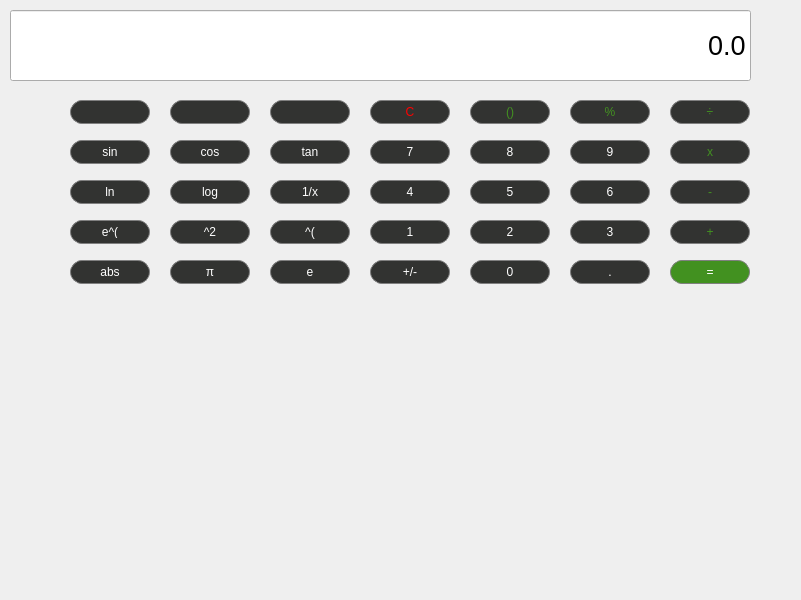
This is calculator/calculator.ui in jannadungao/EECS-348-Group-22 as Qt 5 draws it before an edit. The edited form follows.
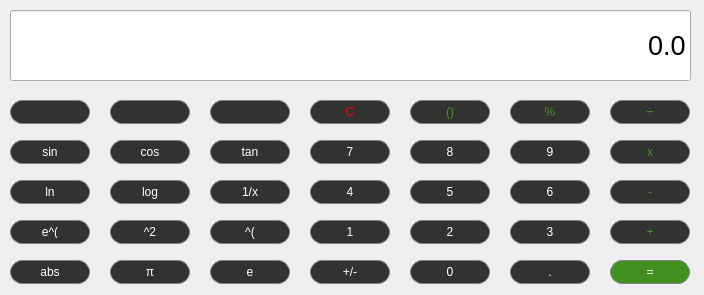
This is the edited form. Icons and pictures are not drawn.

Diff of the .ui file:
```diff
--- a/calculator/calculator.ui
+++ b/calculator/calculator.ui
@@ -6,8 +6,8 @@
    <rect>
     <x>0</x>
     <y>0</y>
-    <width>801</width>
-    <height>600</height>
+    <width>704</width>
+    <height>295</height>
    </rect>
   </property>
   <property name="windowTitle">
@@ -19,7 +19,7 @@
      <rect>
       <x>10</x>
       <y>10</y>
-      <width>741</width>
+      <width>681</width>
       <height>71</height>
      </rect>
     </property>
@@ -54,7 +54,7 @@
    <widget class="QPushButton" name="Multiply">
     <property name="geometry">
      <rect>
-      <x>670</x>
+      <x>610</x>
       <y>140</y>
       <width>80</width>
       <height>24</height>
@@ -91,7 +91,7 @@
    <widget class="QPushButton" name="ClearButton">
     <property name="geometry">
      <rect>
-      <x>370</x>
+      <x>310</x>
       <y>100</y>
       <width>80</width>
       <height>24</height>
@@ -128,7 +128,7 @@
    <widget class="QPushButton" name="Prentheseses">
     <property name="geometry">
      <rect>
-      <x>470</x>
+      <x>410</x>
       <y>100</y>
       <width>80</width>
       <height>24</height>
@@ -165,7 +165,7 @@
    <widget class="QPushButton" name="Percent">
     <property name="geometry">
      <rect>
-      <x>570</x>
+      <x>510</x>
       <y>100</y>
       <width>80</width>
       <height>24</height>
@@ -202,7 +202,7 @@
    <widget class="QPushButton" name="Divide">
     <property name="geometry">
      <rect>
-      <x>670</x>
+      <x>610</x>
       <y>100</y>
       <width>80</width>
       <height>24</height>
@@ -239,7 +239,7 @@
    <widget class="QPushButton" name="Subtract">
     <property name="geometry">
      <rect>
-      <x>670</x>
+      <x>610</x>
       <y>180</y>
       <width>80</width>
       <height>24</height>
@@ -276,7 +276,7 @@
    <widget class="QPushButton" name="Add">
     <property name="geometry">
      <rect>
-      <x>670</x>
+      <x>610</x>
       <y>220</y>
       <width>80</width>
       <height>24</height>
@@ -313,7 +313,7 @@
    <widget class="QPushButton" name="Equals">
     <property name="geometry">
      <rect>
-      <x>670</x>
+      <x>610</x>
       <y>260</y>
       <width>80</width>
       <height>24</height>
@@ -350,7 +350,7 @@
    <widget class="QPushButton" name="Button8">
     <property name="geometry">
      <rect>
-      <x>470</x>
+      <x>410</x>
       <y>140</y>
       <width>80</width>
       <height>24</height>
@@ -388,7 +388,7 @@
    <widget class="QPushButton" name="Button9">
     <property name="geometry">
      <rect>
-      <x>570</x>
+      <x>510</x>
       <y>140</y>
       <width>80</width>
       <height>24</height>
@@ -426,7 +426,7 @@
    <widget class="QPushButton" name="Button7">
     <property name="geometry">
      <rect>
-      <x>370</x>
+      <x>310</x>
       <y>140</y>
       <width>80</width>
       <height>24</height>
@@ -464,7 +464,7 @@
    <widget class="QPushButton" name="Button5">
     <property name="geometry">
      <rect>
-      <x>470</x>
+      <x>410</x>
       <y>180</y>
       <width>80</width>
       <height>24</height>
@@ -502,7 +502,7 @@
    <widget class="QPushButton" name="Button6">
     <property name="geometry">
      <rect>
-      <x>570</x>
+      <x>510</x>
       <y>180</y>
       <width>80</width>
       <height>24</height>
@@ -540,7 +540,7 @@
    <widget class="QPushButton" name="Button4">
     <property name="geometry">
      <rect>
-      <x>370</x>
+      <x>310</x>
       <y>180</y>
       <width>80</width>
       <height>24</height>
@@ -578,7 +578,7 @@
    <widget class="QPushButton" name="Button2">
     <property name="geometry">
      <rect>
-      <x>470</x>
+      <x>410</x>
       <y>220</y>
       <width>80</width>
       <height>24</height>
@@ -616,7 +616,7 @@
    <widget class="QPushButton" name="Button3">
     <property name="geometry">
      <rect>
-      <x>570</x>
+      <x>510</x>
       <y>220</y>
       <width>80</width>
       <height>24</height>
@@ -654,7 +654,7 @@
    <widget class="QPushButton" name="Button1">
     <property name="geometry">
      <rect>
-      <x>370</x>
+      <x>310</x>
       <y>220</y>
       <width>80</width>
       <height>24</height>
@@ -692,7 +692,7 @@
    <widget class="QPushButton" name="Button0">
     <property name="geometry">
      <rect>
-      <x>470</x>
+      <x>410</x>
       <y>260</y>
       <width>80</width>
       <height>24</height>
@@ -730,7 +730,7 @@
    <widget class="QPushButton" name="DecimalButton">
     <property name="geometry">
      <rect>
-      <x>570</x>
+      <x>510</x>
       <y>260</y>
       <width>80</width>
       <height>24</height>
@@ -768,7 +768,7 @@
    <widget class="QPushButton" name="ChangeSign">
     <property name="geometry">
      <rect>
-      <x>370</x>
+      <x>310</x>
       <y>260</y>
       <width>80</width>
       <height>24</height>
@@ -809,7 +809,7 @@
     </property>
     <property name="geometry">
      <rect>
-      <x>680</x>
+      <x>620</x>
       <y>50</y>
       <width>80</width>
       <height>24</height>
@@ -862,7 +862,7 @@
    <widget class="QPushButton" name="CosButton">
     <property name="geometry">
      <rect>
-      <x>170</x>
+      <x>110</x>
       <y>140</y>
       <width>80</width>
       <height>24</height>
@@ -900,7 +900,7 @@
    <widget class="QPushButton" name="TanButton">
     <property name="geometry">
      <rect>
-      <x>270</x>
+      <x>210</x>
       <y>140</y>
       <width>80</width>
       <height>24</height>
@@ -938,7 +938,7 @@
    <widget class="QPushButton" name="AbsButton">
     <property name="geometry">
      <rect>
-      <x>70</x>
+      <x>10</x>
       <y>260</y>
       <width>80</width>
       <height>24</height>
@@ -976,7 +976,7 @@
    <widget class="QPushButton" name="PiButton">
     <property name="geometry">
      <rect>
-      <x>170</x>
+      <x>110</x>
       <y>260</y>
       <width>80</width>
       <height>24</height>
@@ -1014,7 +1014,7 @@
    <widget class="QPushButton" name="PowerButton">
     <property name="geometry">
      <rect>
-      <x>270</x>
+      <x>210</x>
       <y>220</y>
       <width>80</width>
       <height>24</height>
@@ -1052,7 +1052,7 @@
    <widget class="QPushButton" name="ExponentialButton">
     <property name="geometry">
      <rect>
-      <x>270</x>
+      <x>210</x>
       <y>260</y>
       <width>80</width>
       <height>24</height>
@@ -1090,7 +1090,7 @@
    <widget class="QPushButton" name="pushButton_28">
     <property name="geometry">
      <rect>
-      <x>270</x>
+      <x>210</x>
       <y>180</y>
       <width>80</width>
       <height>24</height>
@@ -1128,7 +1128,7 @@
    <widget class="QPushButton" name="LnButton">
     <property name="geometry">
      <rect>
-      <x>70</x>
+      <x>10</x>
       <y>180</y>
       <width>80</width>
       <height>24</height>
@@ -1166,7 +1166,7 @@
    <widget class="QPushButton" name="eToPower">
     <property name="geometry">
      <rect>
-      <x>70</x>
+      <x>10</x>
       <y>220</y>
       <width>80</width>
       <height>24</height>
@@ -1213,7 +1213,7 @@
    <widget class="QPushButton" name="Squared_Power">
     <property name="geometry">
      <rect>
-      <x>170</x>
+      <x>110</x>
       <y>220</y>
       <width>80</width>
       <height>24</height>
@@ -1251,7 +1251,7 @@
    <widget class="QPushButton" name="SinButton">
     <property name="geometry">
      <rect>
-      <x>70</x>
+      <x>10</x>
       <y>140</y>
       <width>80</width>
       <height>24</height>
@@ -1289,7 +1289,7 @@
    <widget class="QPushButton" name="LogButton">
     <property name="geometry">
      <rect>
-      <x>170</x>
+      <x>110</x>
       <y>180</y>
       <width>80</width>
       <height>24</height>
@@ -1327,7 +1327,7 @@
    <widget class="QPushButton" name="HistoryButton">
     <property name="geometry">
      <rect>
-      <x>70</x>
+      <x>10</x>
       <y>100</y>
       <width>80</width>
       <height>24</height>
@@ -1368,7 +1368,7 @@
    <widget class="QPushButton" name="pushButton_35">
     <property name="geometry">
      <rect>
-      <x>270</x>
+      <x>210</x>
       <y>100</y>
       <width>80</width>
       <height>24</height>
@@ -1422,7 +1422,7 @@
    <widget class="QPushButton" name="CopyButton">
     <property name="geometry">
      <rect>
-      <x>170</x>
+      <x>110</x>
       <y>100</y>
       <width>80</width>
       <height>24</height>
```
